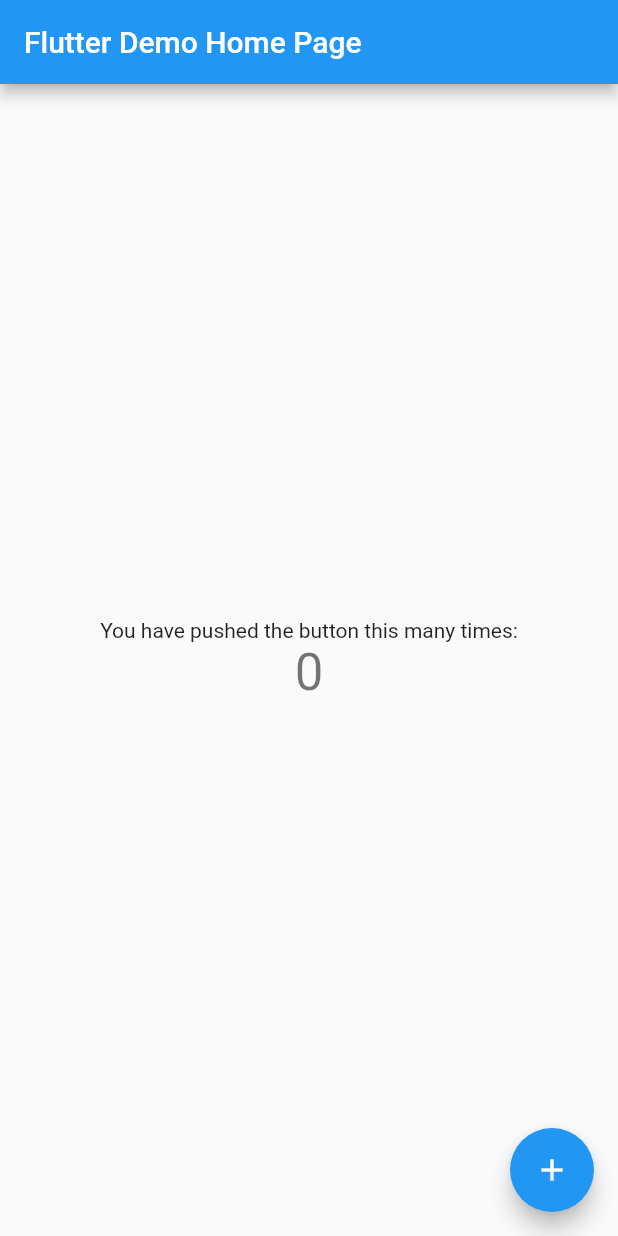
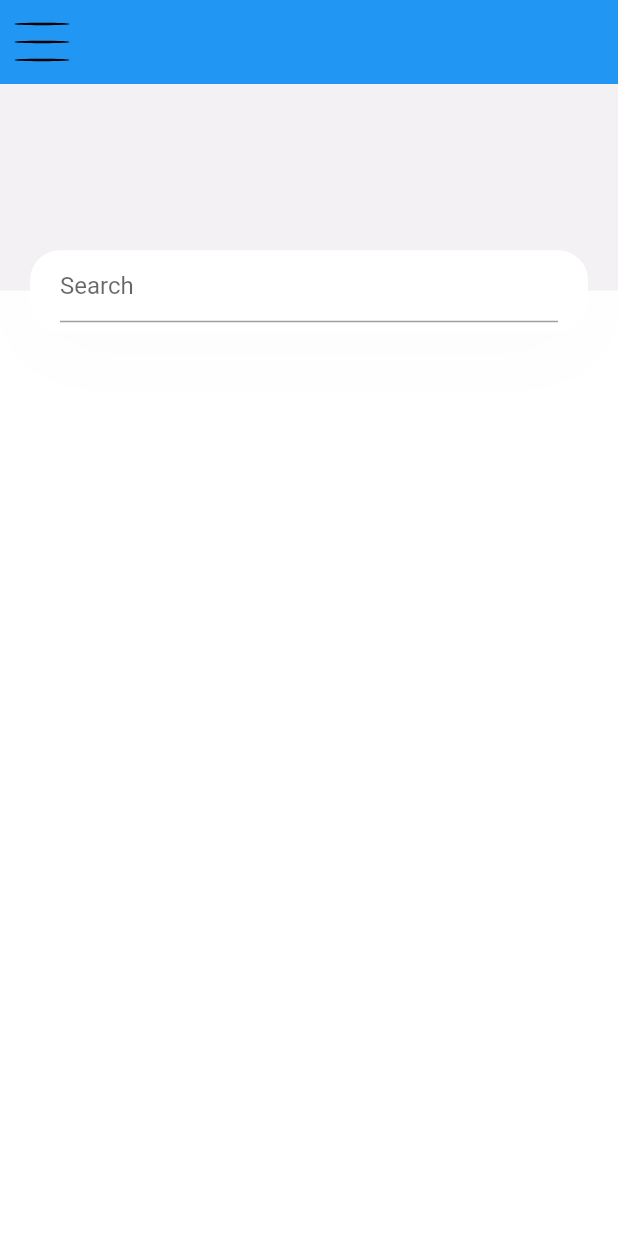
Before and after one commit to BochraBOUKHALFA/APPMobile, a Flutter app: the screen it shows after launch, on a phone screen of 412 x 824 dp. Run offline on Flutter 3.47's test engine with Material 2 defaults, Android fonts, the light colour scheme and no system bars; our stand-ins replace flutter_svg; missing offline and left inert: dart:html.

Commit message:
creating homepage on progress

```diff
--- /dev/null
+++ b/lib/constants.dart
@@ -0,0 +1,8 @@
+import 'package:flutter/material.dart';
+
+// Colors that we use in our app
+const kPrimaryColor = Color.fromARGB(228, 243, 239, 243);
+const kTextColor = Color.fromARGB(255, 248, 250, 249);
+const kBackgroundColor = Color.fromARGB(255, 255, 255, 255);
+
+const double kDefaultPadding = 20.0;
--- a/lib/main.dart
+++ b/lib/main.dart
@@ -1,4 +1,7 @@
+import 'package:appmobile/constants.dart';
+//import 'package:appmobile/screens/prehome/prehome_screen.dart';
 import 'package:flutter/material.dart';
+import 'package:appmobile/screens/home/home_screen.dart';
 
 void main() {
   runApp(const MyApp());
@@ -11,105 +14,15 @@
   @override
   Widget build(BuildContext context) {
     return MaterialApp(
-      title: 'Flutter Demo',
+      debugShowCheckedModeBanner: false,
+      title: 'PayTonKawa app',
       theme: ThemeData(
-        // This is the theme of your application.
-        //
-        // Try running your application with "flutter run". You'll see the
-        // application has a blue toolbar. Then, without quitting the app, try
-        // changing the primarySwatch below to Colors.green and then invoke
-        // "hot reload" (press "r" in the console where you ran "flutter run",
-        // or simply save your changes to "hot reload" in a Flutter IDE).
-        // Notice that the counter didn't reset back to zero; the application
-        // is not restarted.
-        primarySwatch: Colors.blue,
+        scaffoldBackgroundColor: kBackgroundColor,
+        primaryColor: kPrimaryColor,
+        textTheme: Theme.of(context).textTheme.apply(bodyColor: kTextColor),
+        visualDensity: VisualDensity.adaptivePlatformDensity,
       ),
-      home: const MyHomePage(title: 'Flutter Demo Home Page'),
+      home: HomeScreen(),
     );
   }
 }
-
-class MyHomePage extends StatefulWidget {
-  const MyHomePage({super.key, required this.title});
-
-  // This widget is the home page of your application. It is stateful, meaning
-  // that it has a State object (defined below) that contains fields that affect
-  // how it looks.
-
-  // This class is the configuration for the state. It holds the values (in this
-  // case the title) provided by the parent (in this case the App widget) and
-  // used by the build method of the State. Fields in a Widget subclass are
-  // always marked "final".
-
-  final String title;
-
-  @override
-  State<MyHomePage> createState() => _MyHomePageState();
-}
-
-class _MyHomePageState extends State<MyHomePage> {
-  int _counter = 0;
-
-  void _incrementCounter() {
-    setState(() {
-      // This call to setState tells the Flutter framework that something has
-      // changed in this State, which causes it to rerun the build method below
-      // so that the display can reflect the updated values. If we changed
-      // _counter without calling setState(), then the build method would not be
-      // called again, and so nothing would appear to happen.
-      _counter++;
-    });
-  }
-
-  @override
-  Widget build(BuildContext context) {
-    // This method is rerun every time setState is called, for instance as done
-    // by the _incrementCounter method above.
-    //
-    // The Flutter framework has been optimized to make rerunning build methods
-    // fast, so that you can just rebuild anything that needs updating rather
-    // than having to individually change instances of widgets.
-    return Scaffold(
-      appBar: AppBar(
-        // Here we take the value from the MyHomePage object that was created by
-        // the App.build method, and use it to set our appbar title.
-        title: Text(widget.title),
-      ),
-      body: Center(
-        // Center is a layout widget. It takes a single child and positions it
-        // in the middle of the parent.
-        child: Column(
-          // Column is also a layout widget. It takes a list of children and
-          // arranges them vertically. By default, it sizes itself to fit its
-          // children horizontally, and tries to be as tall as its parent.
-          //
-          // Invoke "debug painting" (press "p" in the console, choose the
-          // "Toggle Debug Paint" action from the Flutter Inspector in Android
-          // Studio, or the "Toggle Debug Paint" command in Visual Studio Code)
-          // to see the wireframe for each widget.
-          //
-          // Column has various properties to control how it sizes itself and
-          // how it positions its children. Here we use mainAxisAlignment to
-          // center the children vertically; the main axis here is the vertical
-          // axis because Columns are vertical (the cross axis would be
-          // horizontal).
-          mainAxisAlignment: MainAxisAlignment.center,
-          children: <Widget>[
-            const Text(
-              'You have pushed the button this many times:',
-            ),
-            Text(
-              '$_counter',
-              style: Theme.of(context).textTheme.headlineMedium,
-            ),
-          ],
-        ),
-      ),
-      floatingActionButton: FloatingActionButton(
-        onPressed: _incrementCounter,
-        tooltip: 'Increment',
-        child: const Icon(Icons.add),
-      ), // This trailing comma makes auto-formatting nicer for build methods.
-    );
-  }
-}
--- /dev/null
+++ b/lib/screens/home/components/body.dart
@@ -0,0 +1,47 @@
+import 'package:appmobile/constants.dart';
+import 'package:flutter/material.dart';
+
+class Body extends StatelessWidget {
+  @override
+  Widget build(BuildContext context) {
+    Size size = MediaQuery.of(context).size;
+    return Column(
+      children: <Widget>[
+        Container(
+          height: size.height * 0.2,
+          child: Stack(children: <Widget>[
+            Container(
+              height: size.height * 0.2 - 27,
+              decoration: BoxDecoration(color: kPrimaryColor),
+            ),
+            Positioned(
+              bottom: 0,
+              left: 0,
+              right: 0,
+              child: Container(
+                margin: EdgeInsets.symmetric(horizontal: kDefaultPadding),
+                padding: EdgeInsets.symmetric(horizontal: kDefaultPadding),
+                height: 54,
+                decoration: BoxDecoration(
+                  color: Colors.white,
+                  borderRadius: BorderRadius.circular(20),
+                  boxShadow: [
+                    BoxShadow(
+                      offset: Offset(0, 10),
+                      blurRadius: 50,
+                      color: kPrimaryColor.withOpacity(0.23),
+                    ),
+                  ],
+                ),
+                child: TextField(
+                  decoration: InputDecoration(
+                      hintText: "Search", hintStyle: TextStyle()),
+                ),
+              ),
+            )
+          ]),
+        )
+      ],
+    );
+  }
+}
--- /dev/null
+++ b/lib/screens/home/home_screen.dart
@@ -0,0 +1,23 @@
+import 'dart:html';
+
+import 'package:flutter/material.dart';
+import 'package:flutter_svg/svg.dart';
+import 'components/body.dart';
+
+class HomeScreen extends StatelessWidget {
+  @override
+  Widget build(BuildContext context) {
+    return Scaffold(
+      appBar: buildAppBar(),
+      body: Body(),
+    );
+  }
+
+  AppBar buildAppBar() {
+    return AppBar(
+      elevation: 0,
+      leading: IconButton(
+          icon: SvgPicture.asset("assets/icons/menu.svg"), onPressed: () {}),
+    );
+  }
+}
--- /dev/null
+++ b/lib/screens/prehome/prehome_screen.dart
@@ -0,0 +1,20 @@
+import 'package:flutter/material.dart';
+
+class PrehomeScreen extends StatelessWidget {
+  @override
+  Widget build(BuildContext context) {
+    return Scaffold(
+      body: Align(
+        alignment: Alignment.center,
+        child: Container(
+          width: 10.0,
+          height: 10.0,
+          child: Image.asset(
+            'images/PayeTonKahwa_logo.png',
+            fit: BoxFit.contain,
+          ),
+        ),
+      ),
+    );
+  }
+}
```
Also changed, not shown: pubspec.yaml (+13 -3 lines), assets/icons/menu.svg (added), assets/images/PayeTonKahwa_logo.png (added), pubspec.lock, 5 other files.
